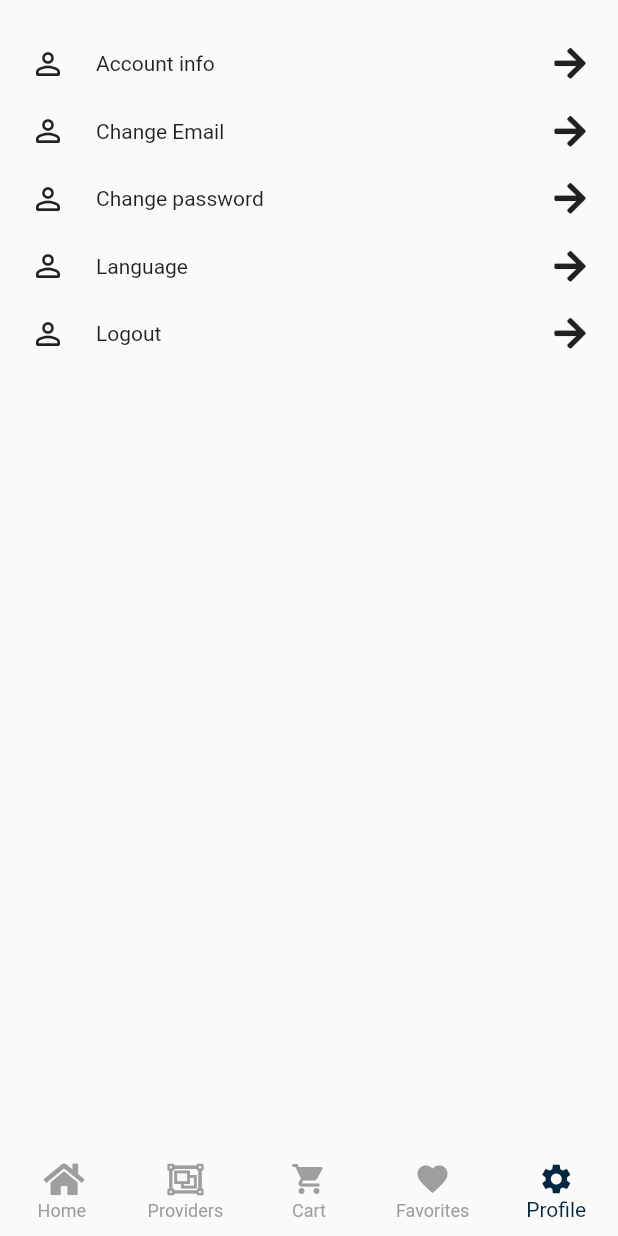
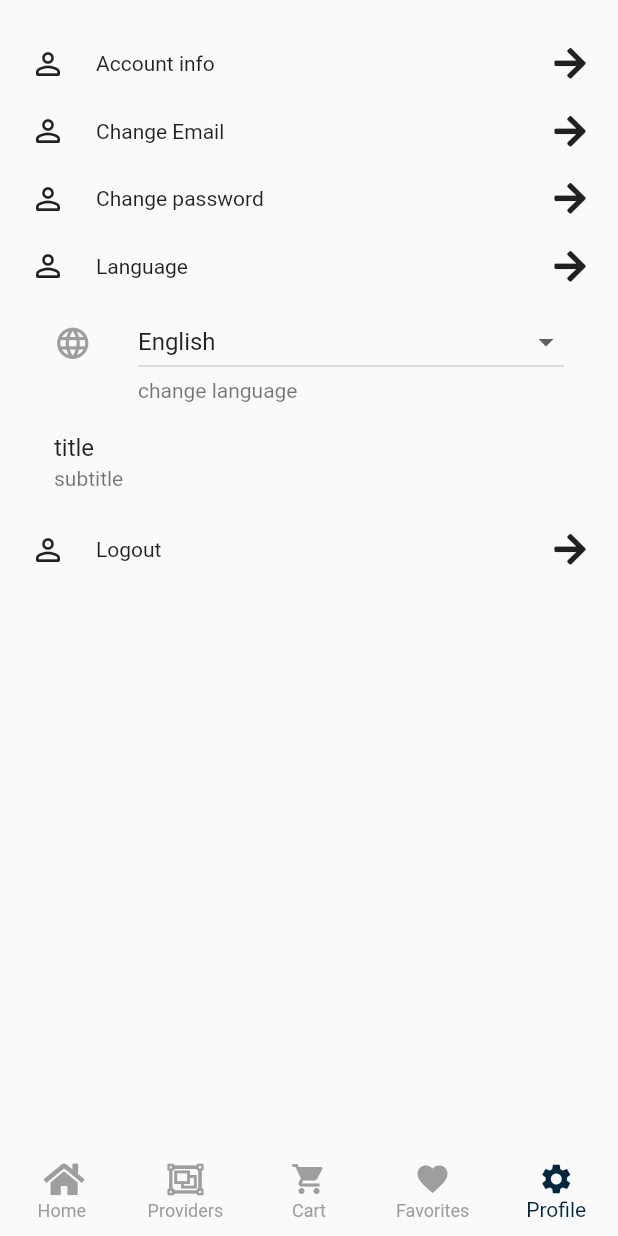
Before and after one commit to mohamadElEaswy/coffee-car-user-app, a Flutter app: the Home screen opened by its route, item 5 of the bottom bar chosen, on a phone screen of 412 x 824 dp. Run offline on Flutter 3.47's test engine with Material 2 defaults, Android fonts, the phone set to English and light mode, and no system bars; our stand-ins replace cloud_firestore, connectivity_plus, firebase_auth, firebase_core, flutter_bloc, font_awesome_flutter and 5 more; accounts and stored records are empty; generated files the repository leaves out were written again.

```diff
--- a/lib/src/core/navigation/navigation_methods.dart
+++ b/lib/src/core/navigation/navigation_methods.dart
@@ -4,6 +4,7 @@ import 'package:mk/src/ui/pages/error_page/error_page.dart';
 import 'package:mk/src/ui/pages/home/home_page.dart';
 import 'package:mk/src/ui/pages/otp_page/otp_page.dart';
 import 'package:mk/src/ui/pages/profile/profile_page.dart';
+import 'package:mk/src/ui/pages/provider_products_page/provider_products_page.dart';
 
 import '../../ui/pages/profile/account_info.dart';
 import '../../ui/pages/providers/providers_page.dart';
@@ -45,6 +46,8 @@ class RouteMethods {
         return _materialPageRoute(page: const AccountInfo());
       case OTPPage.route:
         return _materialPageRoute(page: OTPPage(phoneNumber: args));
+        case ProviderProductsPage.route:
+        return _materialPageRoute(page: const ProviderProductsPage());
       default:
         return _materialPageRoute(page: const ErrorPage());
     }
--- a/lib/src/ui/pages/otp_page/phone_page.dart
+++ b/lib/src/ui/pages/otp_page/phone_page.dart
@@ -2,8 +2,6 @@ import 'package:flutter/material.dart';
 import 'package:mk/src/core/navigation/navigation_methods.dart';
 import 'package:mk/src/ui/pages/otp_page/otp_page.dart';
 import 'package:mk/src/ui/pages/sign_in_with_email/text_form_field.dart';
-import 'package:provider/provider.dart';
-
 import '../../../services/remote/firebase/auth.dart';
 import '../sign_in_with_email/email_sign_in_bloc.dart';
 import '../sign_in_with_email/global_button.dart';
--- a/lib/src/ui/pages/profile/profile_page.dart
+++ b/lib/src/ui/pages/profile/profile_page.dart
@@ -10,6 +10,7 @@ import 'package:provider/provider.dart';
 import '../../../core/bloc/cubit/cubit.dart';
 import '../../../services/remote/firebase/auth.dart';
 import '../../widgets/exceptions.dart';
+import '../../widgets/lang_widgets.dart';
 
 class Profile extends StatelessWidget {
   const Profile({Key? key}) : super(key: key);
@@ -73,6 +74,18 @@ class Profile extends StatelessWidget {
                 lable: 'Language',
                 lastIcon: FontAwesomeIcons.arrowRight,
               ),
+              ListTile(subtitle: const Text('change language'),
+                leading: const Icon(
+                  Icons.language,
+                  color: Colors.grey,size: 25,
+                ),
+                title: LanguagePickerWidget(width: MediaQuery.of(context).size.width - 152),
+              ),
+              const ListTile(
+                title: Text('title'),
+                subtitle: Text('subtitle'),
+              ),
+
               settingsMenuItem(
                 onTap: ()=> _confirmSignOut(context),
                 firstIcon: Icons.person_outline_rounded,
--- /dev/null
+++ b/lib/src/ui/widgets/lang_widgets.dart
@@ -0,0 +1,71 @@
+import 'package:flutter/material.dart';
+import 'package:provider/provider.dart';
+
+import '../../../l10n/l10n.dart';
+import '../../../provider/locale_provider.dart';
+
+class LanguageWidget extends StatelessWidget {
+  const LanguageWidget({Key? key}) : super(key: key);
+
+  @override
+  Widget build(BuildContext context) {
+    final locale = Localizations.localeOf(context);
+    final flag = L10n.getFlag(locale.languageCode);
+
+    return Center(
+      child: CircleAvatar(
+        child: Text(
+          flag,
+          style: const TextStyle(fontSize: 30.0),
+        ),
+      ),
+    );
+  }
+}
+
+
+
+class LanguagePickerWidget extends StatelessWidget {
+  const LanguagePickerWidget({Key? key, required this.width}) : super(key: key);
+  final double width;
+  @override
+  Widget build(BuildContext context) {
+    final provider = Provider.of<LocaleProvider>(context);
+    final locale = provider.locale;
+
+    return
+      // DropdownButtonHideUnderline(
+      // child:
+      DropdownButton(
+        // disabledHint: Text('choose language'),
+        value: locale,
+        // hint: const Text('Change language', style: TextStyle(color: Colors.black)),
+        // icon: const Icon(Icons.arrow_downward,color: Colors.black),
+        items: L10n.all.map(
+              (locale) {
+            final flag = L10n.getFlag(locale.languageCode);
+            final String lang = locale.languageCode.toUpperCase();
+            return DropdownMenuItem(
+              child: SizedBox(
+                width: width,
+                child: Text(
+                  // flag +'  '+
+                      lang == 'EN' ? 'English' : 'العربية',
+                  // style: const TextStyle(fontSize: 26),
+                ),
+              ),
+              value: locale,
+              onTap: () {
+                final provider =
+                Provider.of<LocaleProvider>(context, listen: false);
+
+                provider.setLocale(locale);
+              },
+            );
+          },
+        ).toList(),
+        onChanged: (_) {},
+      // ),
+    );
+  }
+}
```
Also changed, not shown: lib/src/ui/pages/home/home_card.dart (+8 -2 lines), lib/src/ui/pages/provider_products_page/products_page_body.dart (added, +82 -0 lines), lib/src/ui/pages/provider_products_page/provider_products_page.dart (added, +48 -0 lines), 1 other file.
